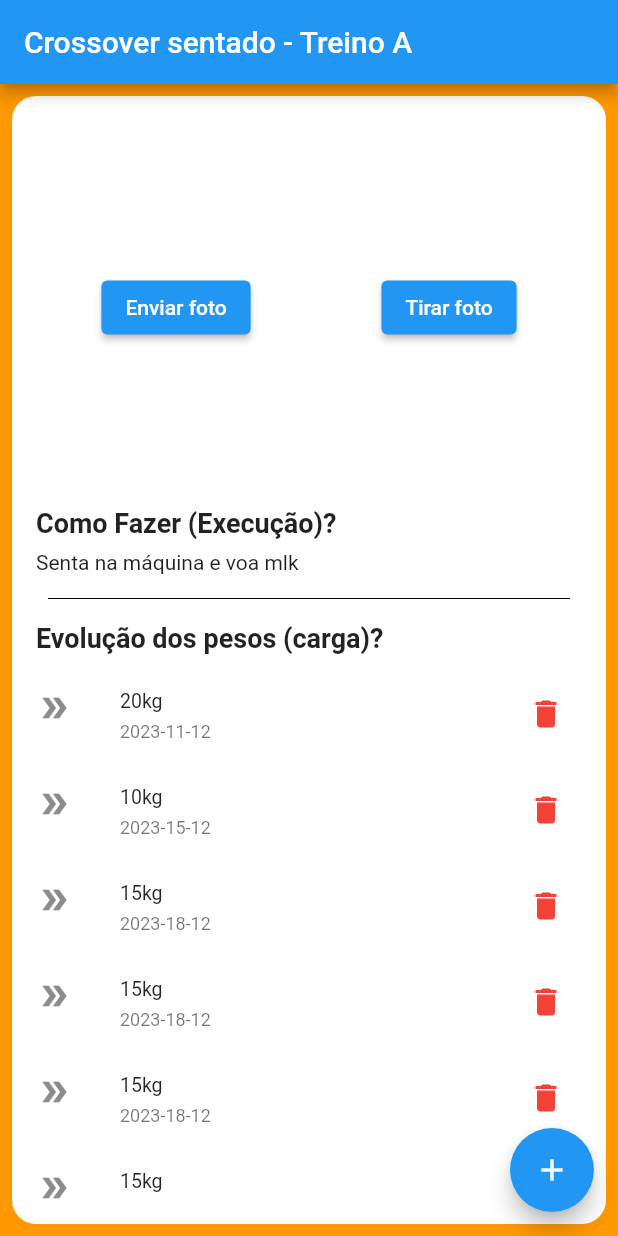
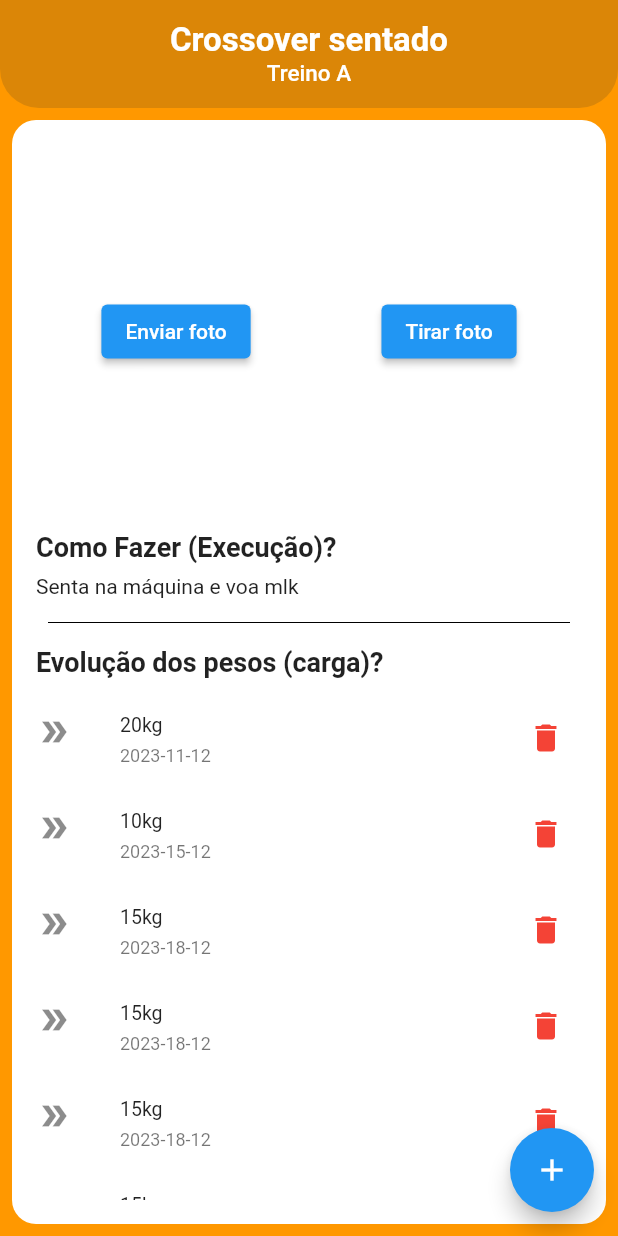
Before and after one commit to iraiore/project-gym-flutter, a Flutter app: the screen it shows after launch, on a phone screen of 412 x 824 dp. Run offline on Flutter 3.47's test engine with Material 2 defaults, Android fonts, the phone set to English and light mode, and no system bars.

Commit message:
estilizando a tela de exercicios e alterando algumas propriedades padrão

```diff
--- a/flutter_gymapp/lib/telas/exercicio_tela.dart
+++ b/flutter_gymapp/lib/telas/exercicio_tela.dart
@@ -91,8 +91,24 @@ class ExercicioTela extends StatelessWidget {
     return Scaffold(
       backgroundColor: Colors.orange,
       appBar: AppBar(
-          title: Text(
-              "${exercicioModelo.nome} - ${exercicioModelo.treino}")), //interpolação - melhor que concatenar
+          title: Column( children:[
+            Text(exercicioModelo.nome, style: const TextStyle(fontWeight: FontWeight.bold, fontSize: 22),
+            ),
+            Text(exercicioModelo.treino, style: const TextStyle(fontSize: 15),
+            ),
+          ]),
+          //configurando a appBar
+          centerTitle: true,//centralizando
+          backgroundColor: Color.fromARGB(255, 219, 134, 7),//alterando a cor
+          elevation: 0,//retirando a configurando de sombra
+          toolbarHeight:72,//almentando o tamanho
+          //arredondando as bordas
+          shape: const RoundedRectangleBorder(
+            borderRadius: BorderRadius.vertical(
+              bottom: Radius.circular(26),
+              ),
+            ),
+        ),
       floatingActionButton: FloatingActionButton(
           onPressed: () {
             print("FAB foi clicado");
```
